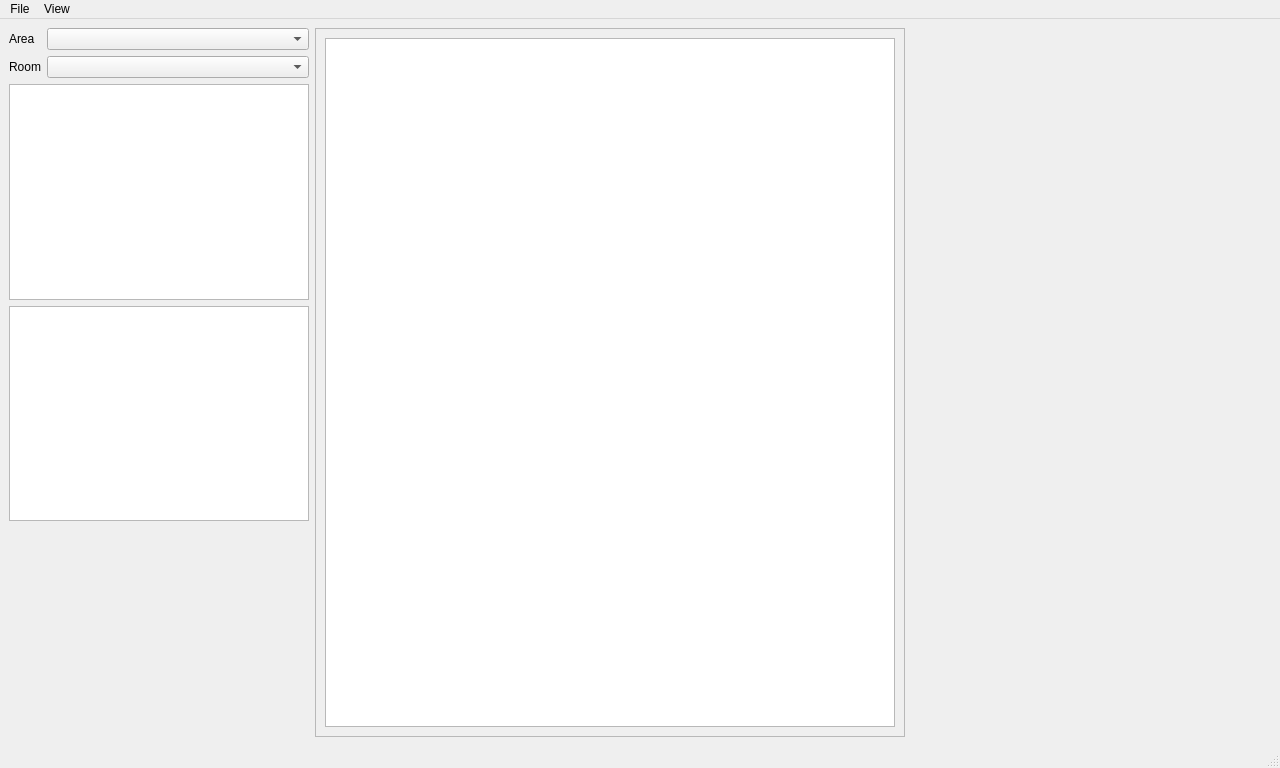
Qt form mcedit_ui/main.ui (LagoLunatic/MCEdit) before a commit.
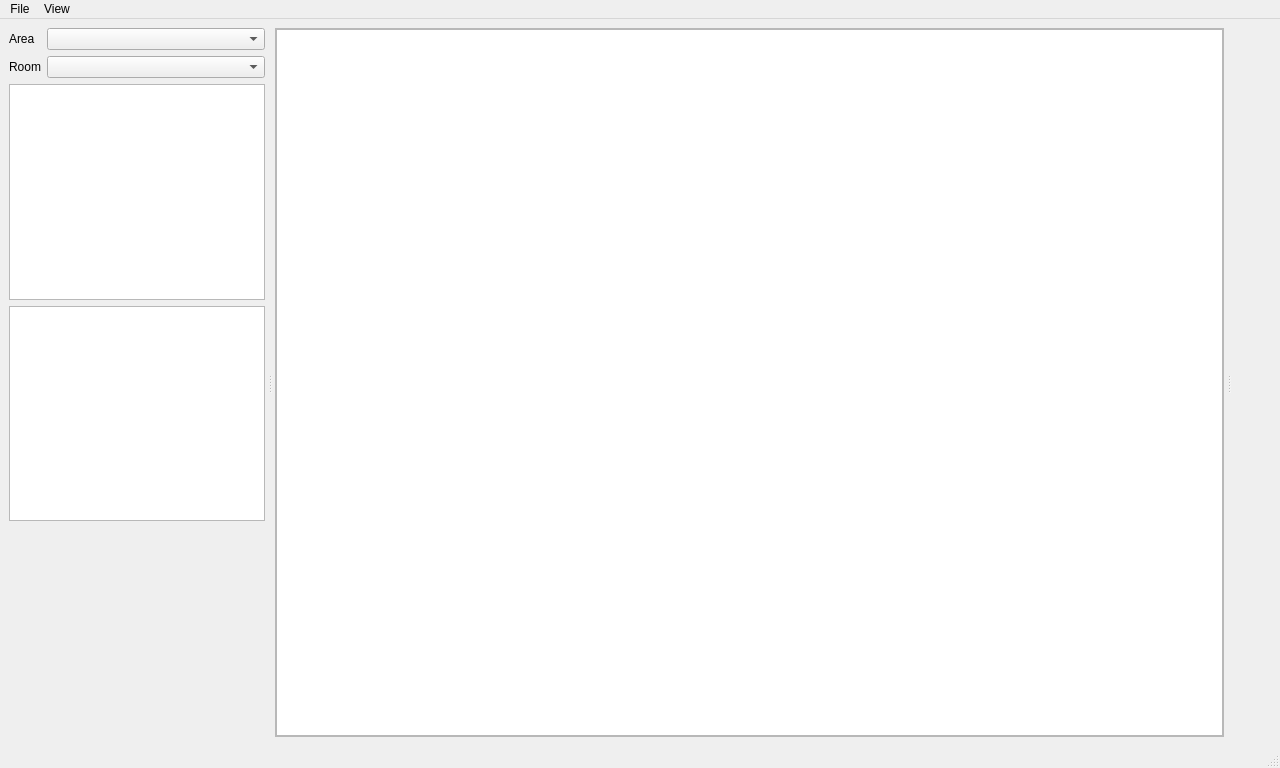
The same form after that commit. Custom widgets are drawn as their Qt base class.

Commit message: Made sidebars resizable, removed room view margins

Patch:
```diff
--- a/mcedit_ui/main.ui
+++ b/mcedit_ui/main.ui
@@ -14,8 +14,16 @@
    <string>Minish Cap Editor</string>
   </property>
   <widget class="QWidget" name="centralwidget">
-   <layout class="QHBoxLayout" name="horizontalLayout" stretch="1,4,1">
+   <layout class="QHBoxLayout" name="horizontalLayout" stretch="0">
     <item>
+     <widget class="QSplitter" name="splitter">
+      <property name="orientation">
+       <enum>Qt::Horizontal</enum>
+      </property>
+      <property name="handleWidth">
+       <number>10</number>
+      </property>
+      <widget class="QWidget" name="left_sidebar" native="true">
      <layout class="QVBoxLayout" name="verticalLayout_2">
       <item>
        <layout class="QFormLayout" name="formLayout">
@@ -26,6 +34,9 @@
           </property>
          </widget>
         </item>
+          <item row="0" column="1">
+           <widget class="QComboBox" name="area_index"/>
+          </item>
         <item row="1" column="0">
          <widget class="QLabel" name="label_2">
           <property name="text">
@@ -33,39 +44,16 @@
           </property>
          </widget>
         </item>
-        <item row="0" column="1">
-         <widget class="QComboBox" name="area_index"/>
-        </item>
         <item row="1" column="1">
          <widget class="QComboBox" name="room_index"/>
         </item>
        </layout>
       </item>
       <item>
-       <widget class="QGraphicsView" name="map_graphics_view">
-        <property name="maximumSize">
-         <size>
-          <width>300</width>
-          <height>1024</height>
-         </size>
-        </property>
-       </widget>
+         <widget class="QGraphicsView" name="map_graphics_view"/>
       </item>
       <item>
-       <widget class="QListWidget" name="entity_lists_list">
-        <property name="minimumSize">
-         <size>
-          <width>300</width>
-          <height>0</height>
-         </size>
-        </property>
-        <property name="maximumSize">
-         <size>
-          <width>300</width>
-          <height>16777215</height>
-         </size>
-        </property>
-       </widget>
+         <widget class="QListWidget" name="entity_lists_list"/>
       </item>
       <item>
        <spacer name="verticalSpacer">
@@ -81,9 +69,14 @@
        </spacer>
       </item>
      </layout>
-    </item>
-    <item>
+      </widget>
      <widget class="QScrollArea" name="scrollArea">
+       <property name="sizePolicy">
+        <sizepolicy hsizetype="Expanding" vsizetype="Expanding">
+         <horstretch>2</horstretch>
+         <verstretch>0</verstretch>
+        </sizepolicy>
+       </property>
       <property name="widgetResizable">
        <bool>true</bool>
       </property>
@@ -92,35 +85,39 @@
         <rect>
          <x>0</x>
          <y>0</y>
-         <width>578</width>
+          <width>845</width>
          <height>693</height>
         </rect>
        </property>
        <layout class="QVBoxLayout" name="verticalLayout">
+         <property name="leftMargin">
+          <number>0</number>
+         </property>
+         <property name="topMargin">
+          <number>0</number>
+         </property>
+         <property name="rightMargin">
+          <number>0</number>
+         </property>
+         <property name="bottomMargin">
+          <number>0</number>
+         </property>
         <item>
          <widget class="QGraphicsView" name="room_graphics_view"/>
         </item>
        </layout>
       </widget>
      </widget>
-    </item>
-    <item>
+      <widget class="QWidget" name="right_sidebar" native="true">
+       <property name="sizePolicy">
+        <sizepolicy hsizetype="Preferred" vsizetype="Preferred">
+         <horstretch>1</horstretch>
+         <verstretch>0</verstretch>
+        </sizepolicy>
+       </property>
      <layout class="QVBoxLayout" name="verticalLayout_3">
       <item>
-       <widget class="EntityProperties" name="entity_properies" native="true">
-        <property name="minimumSize">
-         <size>
-          <width>360</width>
-          <height>0</height>
-         </size>
-        </property>
-        <property name="maximumSize">
-         <size>
-          <width>360</width>
-          <height>16777215</height>
-         </size>
-        </property>
-       </widget>
+         <widget class="EntityProperties" name="entity_properies" native="true"/>
       </item>
       <item>
        <spacer name="verticalSpacer_2">
@@ -136,6 +133,8 @@
        </spacer>
       </item>
      </layout>
+      </widget>
+     </widget>
     </item>
    </layout>
   </widget>
```
Lines whose indentation alone changed are shown as unchanged. The commit also changes 1 other file.
